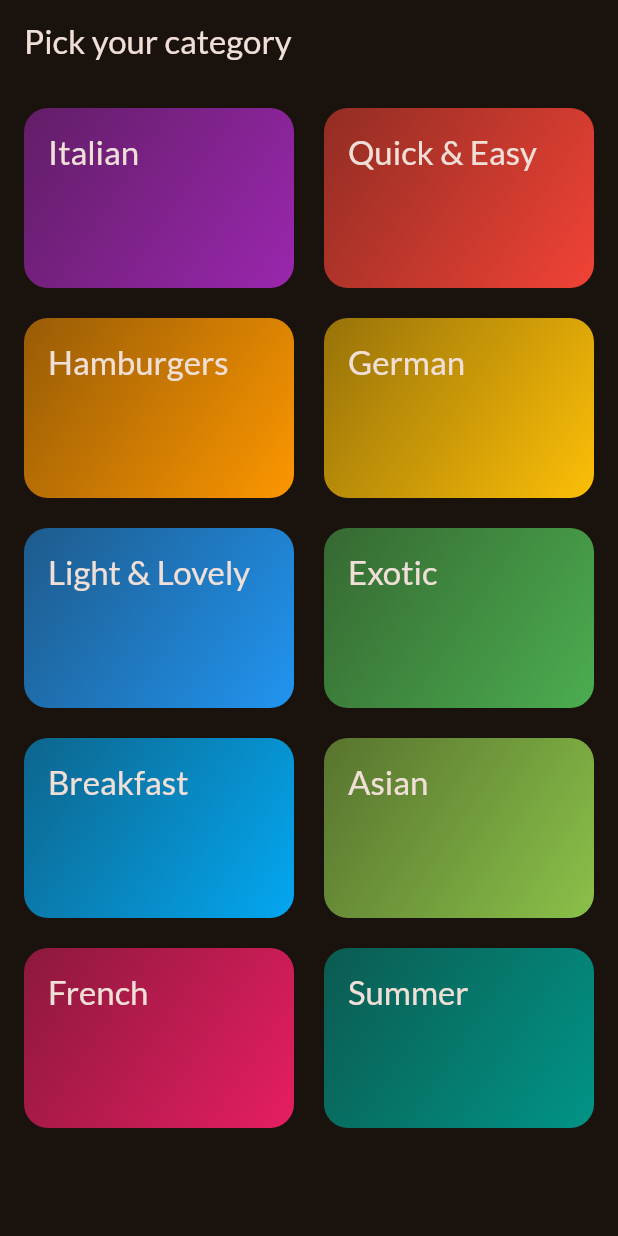
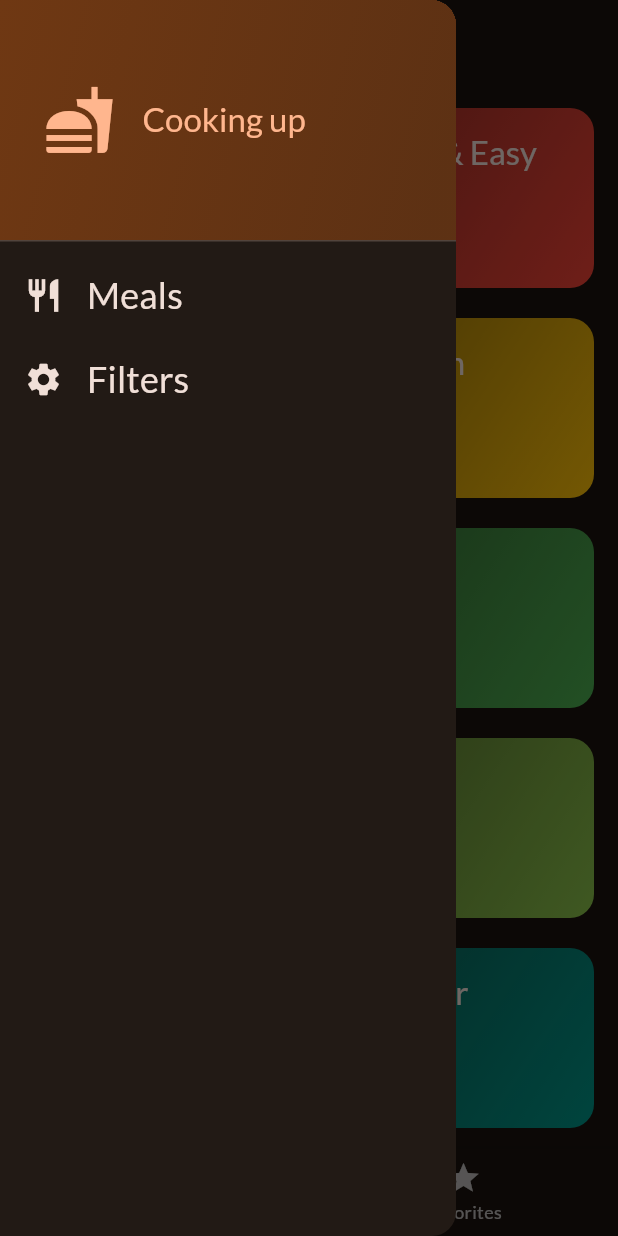
Before and after one commit to tfobadar/flutter_meal_app, a Flutter app: the screen it shows after launch, with the side drawer open (before the commit the screen has no drawer), on a phone screen of 412 x 824 dp. Run offline on Flutter 3.47's test engine with Material 3 defaults, Android fonts, the phone set to English and light mode, and no system bars; our stand-ins replace google_fonts, transparent_image.

```diff
--- a/lib/main.dart
+++ b/lib/main.dart
@@ -1,7 +1,7 @@
 import 'package:flutter/material.dart';
 
 import 'package:google_fonts/google_fonts.dart';
-import 'package:meal_app/screens/categories_screen.dart';
+import 'package:meal_app/screens/tabs_screen.dart';
 
 final theme = ThemeData(
   colorScheme: ColorScheme.fromSeed(
@@ -20,6 +20,6 @@ class App extends StatelessWidget {
 
   @override
   Widget build(BuildContext context) {
-    return MaterialApp(theme: theme, home: const CategoriesScreen());
+    return MaterialApp(theme: theme, home: const TabsScreen());
   }
 }
--- a/lib/screens/categories_screen.dart
+++ b/lib/screens/categories_screen.dart
@@ -1,30 +1,26 @@
 import 'package:flutter/material.dart';
 import 'package:meal_app/data/dummy_data.dart';
 import 'package:meal_app/models/category.dart';
+import 'package:meal_app/models/meal.dart';
 import 'package:meal_app/screens/meals_screen.dart';
 import 'package:meal_app/widgets/category_grid_item.dart';
 
 class CategoriesScreen extends StatelessWidget {
-  const CategoriesScreen({Key? key}) : super(key: key);
-
+  const CategoriesScreen({super.key, required this.onToggleFavorits});
+  final void Function(Meal meal) onToggleFavorits;
   @override
   Widget build(BuildContext context) {
-    void _selectCategory(BuildContext context, Category category) {
+    void selectCategory(BuildContext context, Category category) {
       final filteredMeal = dummyMeals
           .where((meal) => meal.categories.contains(category.id))
           .toList();
 
       Navigator.of(context).push(MaterialPageRoute(
           builder: (context) =>
-              MealsScreen(title: category.title, meals: filteredMeal)));
+              MealsScreen(title: category.title, meals: filteredMeal, onToggleFavorits: onToggleFavorits)));
     }
 
-    return Scaffold(
-      appBar: AppBar(
-        centerTitle: false,
-        title: const Text('Pick your category'),
-      ),
-      body: GridView(
+    return GridView(
       padding: const EdgeInsets.all(16),
       gridDelegate: const SliverGridDelegateWithFixedCrossAxisCount(
           crossAxisCount: 2,
@@ -36,11 +32,10 @@ class CategoriesScreen extends StatelessWidget {
           CategoryGridItem(
             category: category,
             onSelectedCategory: () {
-                _selectCategory(context, category);
+              selectCategory(context, category);
             },
           )
       ],
-      ),
     );
   }
 }
--- /dev/null
+++ b/lib/screens/tabs_screen.dart
@@ -0,0 +1,78 @@
+import 'package:flutter/material.dart';
+import 'package:meal_app/models/meal.dart';
+import 'package:meal_app/screens/categories_screen.dart';
+import 'package:meal_app/screens/filter_screen.dart';
+import 'package:meal_app/screens/meals_screen.dart';
+import 'package:meal_app/widgets/main_drawer.dart';
+
+class TabsScreen extends StatefulWidget {
+  const TabsScreen({super.key});
+
+  @override
+  _TabsScreenState createState() => _TabsScreenState();
+}
+
+class _TabsScreenState extends State<TabsScreen> {
+  int _selectedPagIndex = 0;
+
+  final List<Meal> _favoriteMeal = [];
+
+  void _toggleMealFavoriteStatus(Meal meal) {
+    final isExisting = _favoriteMeal.contains(meal);
+
+    if (isExisting) {
+      setState(() {
+        _favoriteMeal.remove(meal);
+      });
+    } else {
+      setState(() {
+        _favoriteMeal.add(meal);
+      });
+    }
+  }
+
+  void _selectPage(int index) {
+    setState(() {
+      _selectedPagIndex = index;
+    });
+  }
+
+  void _setScreen(String identifier) async {
+    Navigator.of(context).pop();
+    if (identifier == 'filters') {
+      final result = await Navigator.of(context).push<Map<Filter, bool>>(
+          MaterialPageRoute(builder: (ctx) => const FilterScreen()));
+      print(result);
+    }
+  }
+
+  @override
+  Widget build(BuildContext context) {
+    Widget activePage =
+        CategoriesScreen(onToggleFavorits: _toggleMealFavoriteStatus);
+    var activePageTitle = 'Categories';
+
+    if (_selectedPagIndex == 1) {
+      activePage = MealsScreen(
+          meals: _favoriteMeal, onToggleFavorits: _toggleMealFavoriteStatus);
+      activePageTitle = 'Your Favorites';
+    }
+
+    return Scaffold(
+      appBar: AppBar(
+        title: Text(activePageTitle),
+      ),
+      drawer: MainDrawer(onSelectScreen: _setScreen),
+      body: activePage,
+      bottomNavigationBar: BottomNavigationBar(
+        currentIndex: _selectedPagIndex,
+        onTap: _selectPage,
+        items: const [
+          BottomNavigationBarItem(
+              icon: Icon(Icons.set_meal), label: 'Categories'),
+          BottomNavigationBarItem(icon: Icon(Icons.star), label: 'Favorites')
+        ],
+      ),
+    );
+  }
+}
--- a/lib/widgets/category_grid_item.dart
+++ b/lib/widgets/category_grid_item.dart
@@ -3,8 +3,7 @@ import 'package:meal_app/models/category.dart';
 
 class CategoryGridItem extends StatelessWidget {
   const CategoryGridItem(
-      {Key? key, required this.category, required this.onSelectedCategory})
-      : super(key: key);
+      {super.key, required this.category, required this.onSelectedCategory});
 
   final Category category;
   final void Function() onSelectedCategory;
@@ -29,7 +28,7 @@ class CategoryGridItem extends StatelessWidget {
             style: Theme.of(context)
                 .textTheme
                 .titleLarge!
-                .copyWith(color: Theme.of(context).colorScheme.onBackground),
+                .copyWith(color: Theme.of(context).colorScheme.onSurface),
           )),
     );
   }
--- /dev/null
+++ b/lib/widgets/main_drawer.dart
@@ -0,0 +1,76 @@
+import 'package:flutter/material.dart';
+
+class MainDrawer extends StatelessWidget {
+  const MainDrawer({super.key, required this.onSelectScreen});
+
+  final void Function(String identifier) onSelectScreen;
+
+  @override
+  Widget build(BuildContext context) {
+    return Drawer(
+      child: Column(
+        children: [
+          DrawerHeader(
+            padding: const EdgeInsets.all(29),
+            decoration: BoxDecoration(
+                gradient: LinearGradient(colors: [
+              Theme.of(context).colorScheme.primaryContainer,
+              Theme.of(context).colorScheme.primaryContainer.withOpacity(0.77),
+            ], begin: Alignment.topLeft, end: Alignment.centerRight)),
+            child: Row(
+              children: [
+                Icon(
+                  Icons.fastfood,
+                  size: 48,
+                  color: Theme.of(context).colorScheme.primary,
+                ),
+                const SizedBox(
+                  width: 18,
+                ),
+                Text(
+                  'Cooking up',
+                  style: Theme.of(context)
+                      .textTheme
+                      .titleLarge!
+                      .copyWith(color: Theme.of(context).colorScheme.primary),
+                )
+              ],
+            ),
+          ),
+          ListTile(
+            leading: Icon(
+              Icons.restaurant,
+              size: 26,
+              color: Theme.of(context).colorScheme.onSurface,
+            ),
+            title: Text(
+              'Meals',
+              style: Theme.of(context).textTheme.titleSmall!.copyWith(
+                  color: Theme.of(context).colorScheme.onSurface,
+                  fontSize: 24),
+            ),
+            onTap: () {
+              onSelectScreen('meals');
+            },
+          ),
+          ListTile(
+            leading: Icon(
+              Icons.settings,
+              size: 26,
+              color: Theme.of(context).colorScheme.onSurface,
+            ),
+            title: Text(
+              'Filters',
+              style: Theme.of(context).textTheme.titleSmall!.copyWith(
+                  color: Theme.of(context).colorScheme.onSurface,
+                  fontSize: 24),
+            ),
+            onTap: () {
+              onSelectScreen('filters');
+            },
+          )
+        ],
+      ),
+    );
+  }
+}
--- /dev/null
+++ b/lib/widgets/string_extension.dart
@@ -0,0 +1,5 @@
+extension StringExtension on String {
+  String capitalize() {
+    return "${this[0].toUpperCase()}${substring(1).toLowerCase()}";
+  }
+}
```
Also changed, not shown: lib/screens/filter_screen.dart (added, +129 -0 lines), lib/screens/meal_detail_screen.dart (added, +97 -0 lines), lib/screens/meals_screen.dart (+29 -10 lines), lib/widgets/meal_item.dart (+52 -3 lines), lib/widgets/meal_item_trait.dart (added, +20 -0 lines), 5 other files. Lines whose indentation alone changed are shown as unchanged.
